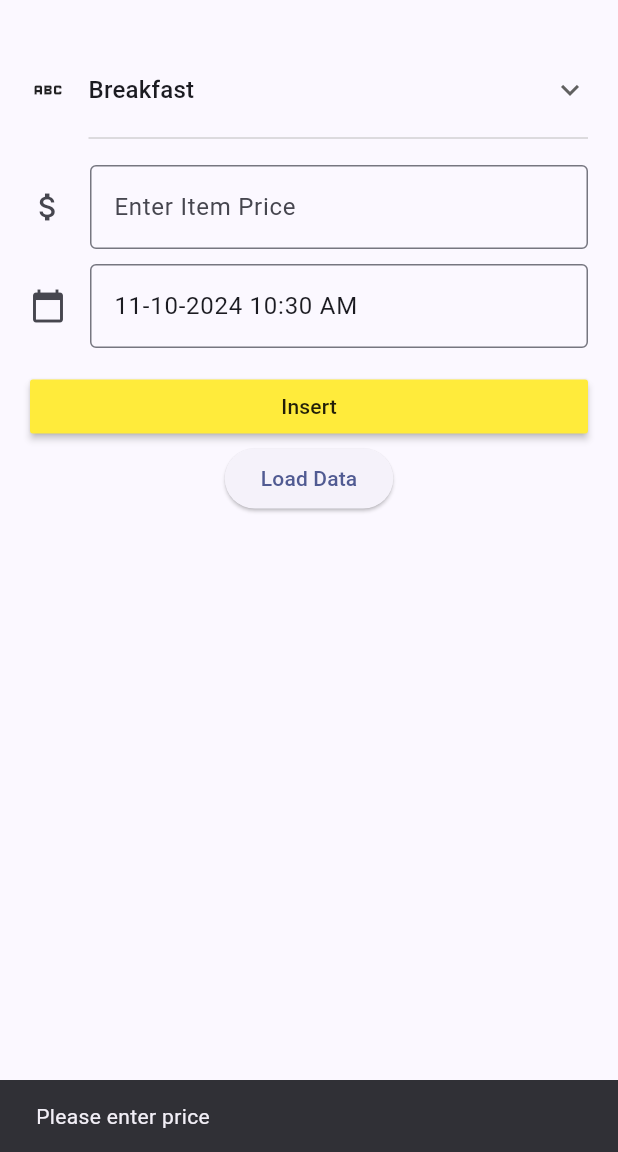
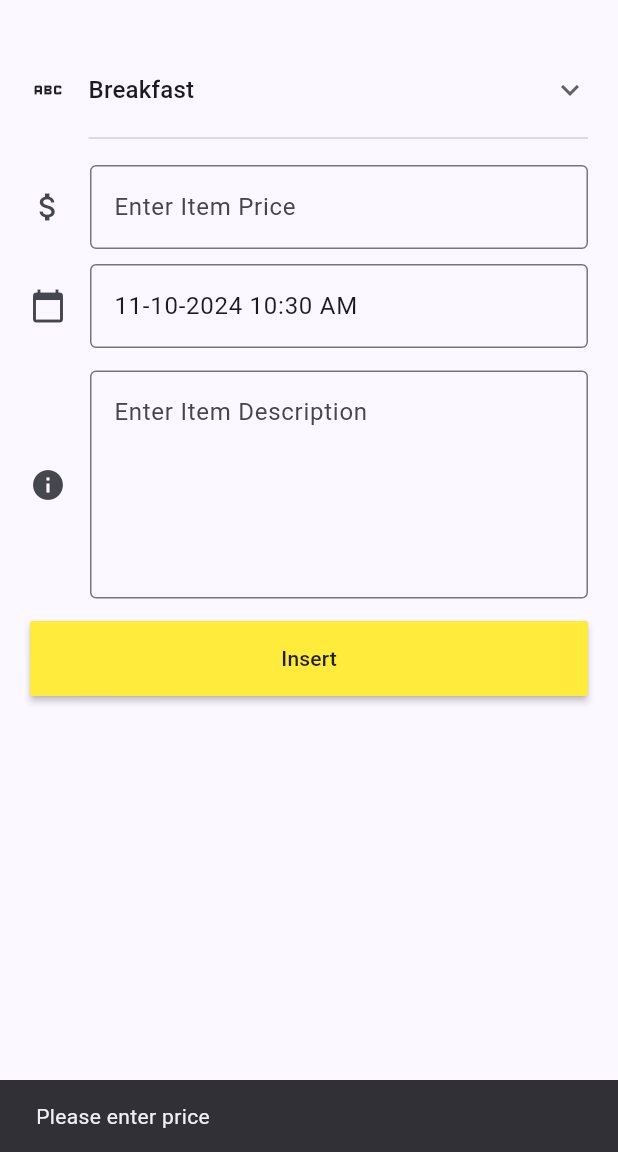
Before and after one commit to ahmadhanis/AqielWS, a Flutter app: the screen it shows after launch, after a tap on "Insert", on a phone screen of 412 x 824 dp, the part 84-1236 px from its top. Run offline on Flutter 3.47's test engine with Material 3 defaults, Android fonts, the light colour scheme and no system bars.

Commit message:
form updated with desc input

```diff
--- a/mybudget/lib/main.dart
+++ b/mybudget/lib/main.dart
@@ -1,8 +1,11 @@
+// ignore_for_file: use_build_context_synchronously
+
 import 'package:flutter/material.dart';
 import 'package:flutter/services.dart';
+import 'package:flutter/widgets.dart';
 import 'dart:convert';
 import 'package:intl/intl.dart';
-import 'package:flutter/services.dart';
+import 'package:http/http.dart' as http;
 
 void main() {
   runApp(const MyApp());
@@ -37,6 +40,8 @@ class _MyBudgetPageState extends State<MyBudgetPage> {
   TextEditingController itemNameController = TextEditingController();
   TextEditingController itemPriceController = TextEditingController();
   TextEditingController itemDateController = TextEditingController();
+  TextEditingController itemDescController = TextEditingController();
+
   String dropdownvalue = 'Breakfast';
   var items = [
     'Breakfast',
@@ -45,7 +50,6 @@ class _MyBudgetPageState extends State<MyBudgetPage> {
     'Groceries',
     'Others',
   ];
-  List _items = [];
 
   DateTime? selectedDate;
   TimeOfDay? selectedTime;
@@ -61,34 +65,22 @@ class _MyBudgetPageState extends State<MyBudgetPage> {
     itemDateController.text = formattedDate.toString();
   }
 
-  Future<void> readJson() async {
-    final String response = await rootBundle.loadString('assets/data.json');
-    final List<dynamic> data = await json.decode(response);
-
-    // Parse and sort the data by date in descending order
-    final DateFormat formatter = DateFormat('dd-MM-yyyy hh:mm a');
-    data.sort((a, b) {
-      DateTime dateA = formatter.parse(a['itemDate']);
-      DateTime dateB = formatter.parse(b['itemDate']);
-      return dateB.compareTo(dateA);
-    });
-
-    setState(() {
-      _items = data;
-    });
-  }
-
   @override
   Widget build(BuildContext context) {
     screenWidth = MediaQuery.of(context).size.width; //get screen width
     screenHeigth = MediaQuery.of(context).size.height / 1.5;
+    if (screenWidth! > 600) {
+      screenWidth = 600;
+    }
     return Scaffold(
         appBar: AppBar(
           backgroundColor: Theme.of(context).colorScheme.inversePrimary,
           title: Text(widget.title),
         ),
         body: SingleChildScrollView(
+          child: Center(
             child: Container(
+              width: screenWidth,
               margin: const EdgeInsets.all(20),
               child: Column(
                 children: [
@@ -119,11 +111,9 @@ class _MyBudgetPageState extends State<MyBudgetPage> {
                       )
                     ],
                   ),
-
                   const SizedBox(
                     height: 10,
                   ),
-
                   TextField(
                     decoration: const InputDecoration(
                         border: OutlineInputBorder(),
@@ -145,7 +135,8 @@ class _MyBudgetPageState extends State<MyBudgetPage> {
                           .then((selectedDate) {
                         if (selectedDate != null) {
                           showTimePicker(
-                                context: context, initialTime: TimeOfDay.now())
+                                  context: context,
+                                  initialTime: TimeOfDay.now())
                               .then((selectTime) {
                             if (selectTime != null) {
                               DateTime selectedDateTime = DateTime(
@@ -159,7 +150,8 @@ class _MyBudgetPageState extends State<MyBudgetPage> {
                               var formatter = DateFormat('dd-MM-yyyy hh:mm a');
                               String formattedDate =
                                   formatter.format(selectedDateTime);
-                            itemDateController.text = formattedDate.toString();
+                              itemDateController.text =
+                                  formattedDate.toString();
                               setState(() {}); //refresh screen with new data
                             }
                           });
@@ -176,45 +168,31 @@ class _MyBudgetPageState extends State<MyBudgetPage> {
                   const SizedBox(
                     height: 15,
                   ),
-
+                  TextField(
+                    decoration: const InputDecoration(
+                        border: OutlineInputBorder(),
+                        icon: Icon(Icons.info),
+                        hintText: "Enter Item Description"),
+                    controller: itemDescController,
+                    maxLines: 5,
+                  ),
+                  const SizedBox(
+                    height: 15,
+                  ),
                   MaterialButton(
                       minWidth: screenWidth,
+                      height: 50,
                       color: Colors.yellow,
                       onPressed: insertData,
                       child: const Text("Insert")),
-
-                ElevatedButton(
-                  onPressed: readJson,
-                  child: const Text('Load Data'),
+                ],
               ),
-                _items.isNotEmpty
-                    ? SizedBox(
-                        height: screenHeigth,
-                        child: ListView.builder(
-                          itemCount: _items.length,
-                          itemBuilder: (context, index) {
-                            return Card(
-                              key: ValueKey(_items[index]["id"].toString()),
-                              margin: const EdgeInsets.all(10),
-                              child: ListTile(
-                                leading: Text((index + 1).toString()),
-                                title: Text(_items[index]["itemName"]),
-                                subtitle: Text(
-                                    'Price: \RM ${_items[index]["itemPrice"]}\nDate: ${_items[index]["itemDate"]}'),
-                              ),
-                            );
-                          },
-                        ),
-                      )
-                    : Container(),
-                // ElevatedButton(onPressed: insertData, child: const Text("Insert"))
-              ],
             ),
           ),
         ));
   }
 
-  void insertData() {
+  Future<void> insertData() async {
     const snackBar = SnackBar(
       content: Text('Please enter price'),
     ); //snackbar object
@@ -227,10 +205,46 @@ class _MyBudgetPageState extends State<MyBudgetPage> {
     }
     double itemPrice = double.parse(itemPriceController.text); //get item price
     String itemDate = itemDateController.text; //get item date
+    String itemDesc = itemDescController.text; //get item description
 
-    setState(() {}); //update the state
-    print("Item Name: $itemName");
-    print("Item Price: $itemPrice");
-    print("Item Date: $itemDate");
+    Map<String, String> data = {
+      'item_name': itemName,
+      'item_price': itemPrice.toString(),
+      'item_date': itemDate,
+      'item_desc': itemDesc
+    };
+
+    String url = 'https://slumberjer.com/mybudget/insert.php';
+    //String url = 'http://localhost/mybudget/insert.php';
+    try {
+      // Send the POST request with the data
+      final response = await http.post(
+        Uri.parse(url),
+        body: data,
+      );
+      print(response.body);
+
+      if (response.statusCode == 200) {
+        var jsonResponse = json.decode(response.body);
+        if (jsonResponse['success']) {
+          ScaffoldMessenger.of(context).showSnackBar(
+            const SnackBar(content: Text('Data inserted successfully')),
+          );
+        } else {
+          ScaffoldMessenger.of(context).showSnackBar(
+            const SnackBar(content: Text('Failed to insert data')),
+          );
+        }
+      } else {
+        ScaffoldMessenger.of(context).showSnackBar(
+          const SnackBar(content: Text('Server error')),
+        );
+      }
+    } catch (e) {
+      print(e.toString());
+      ScaffoldMessenger.of(context).showSnackBar(
+        const SnackBar(content: Text('Error occurred')),
+      );
     }
   }
+}
--- a/mybudget/pubspec.yaml
+++ b/mybudget/pubspec.yaml
@@ -36,6 +36,7 @@ dependencies:
   cupertino_icons: ^1.0.6
   intl: ^0.19.0
   drift: ^2.19.1+1
+  http: ^1.2.2
 
 dev_dependencies:
   flutter_test:
@@ -60,7 +61,6 @@ flutter:
 
   # To add assets to your application, add an assets section, like this:
   assets:
-    - assets/data.json
   #   - images/a_dot_burr.jpeg
   #   - images/a_dot_ham.jpeg
 
```
Also changed, not shown: mybudget/assets/data.json (deleted, +0 -62 lines), mybudget/pubspec.lock. Lines whose indentation alone changed are shown as unchanged.
